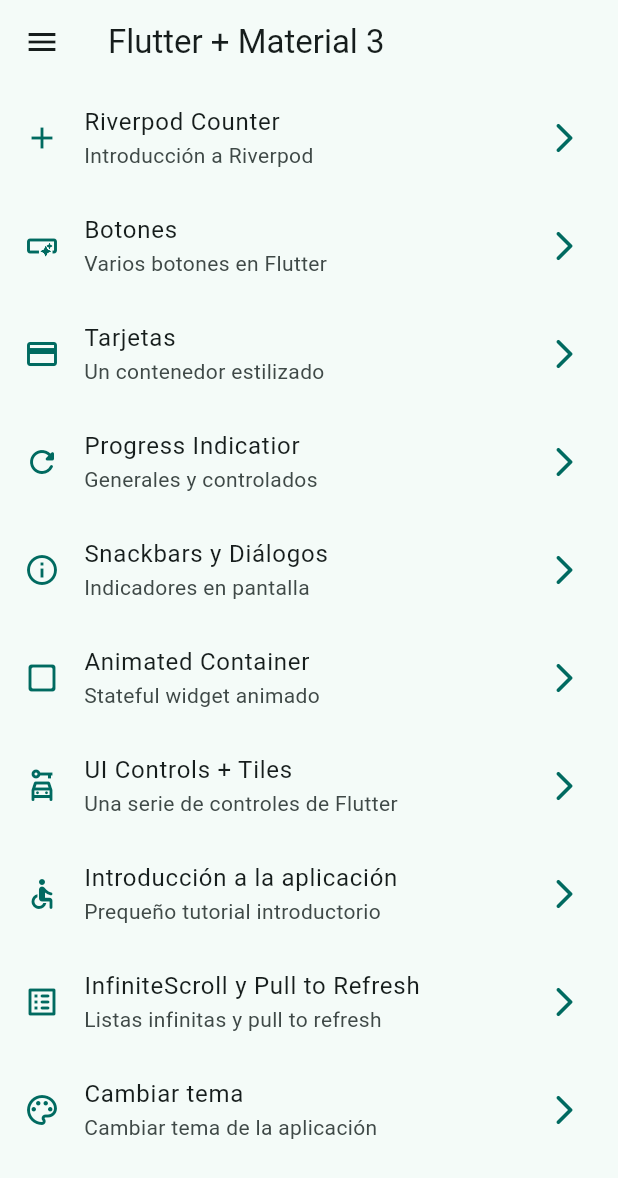
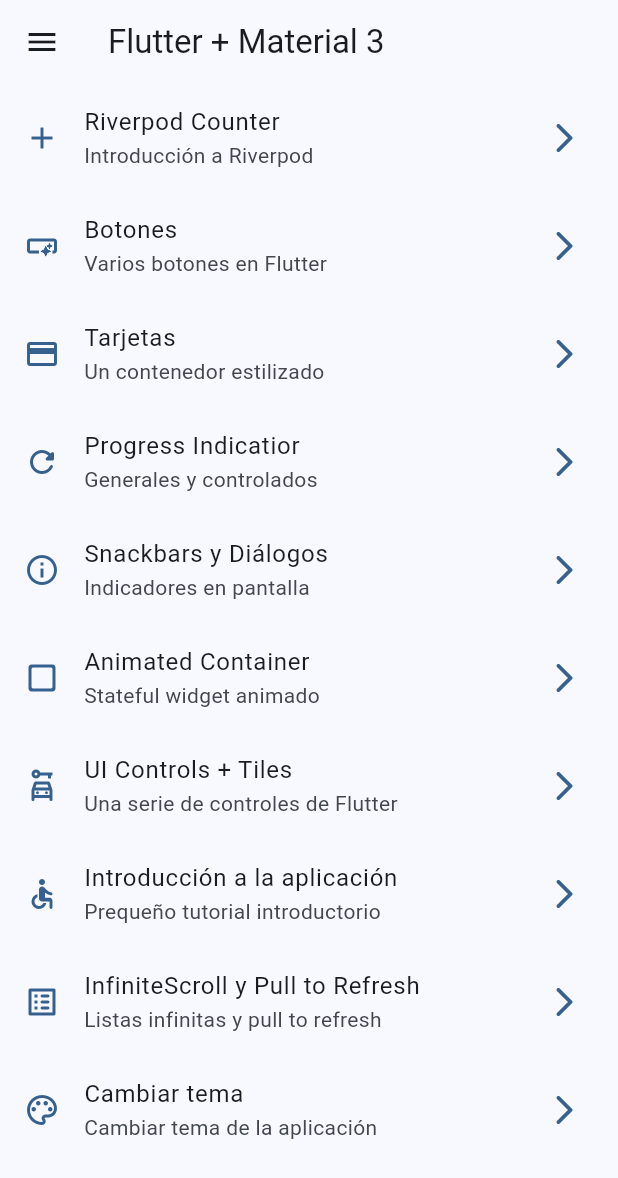
Before and after one commit to javikuma/widgets_app, a Flutter app: the screen it shows after launch, on a phone screen of 412 x 824 dp. Shown: the top 1178 px of the screen. Run offline on Flutter 3.47's test engine with Material 3 defaults, Android fonts, the phone set to English and light mode, and no system bars; our stand-ins replace animate_do, flutter_riverpod, go_router.

Commit message:
statenotifier implementado

```diff
--- a/lib/config/theme/app_theme.dart
+++ b/lib/config/theme/app_theme.dart
@@ -29,8 +29,7 @@ class AppTheme {
   AppTheme({
     this.selectedColor = 0,
     this.isDarkmode = false,
-  })
-      : assert(selectedColor >= 0, 'SelectedColor must be greater than 0'),
+  })  : assert(selectedColor >= 0, 'SelectedColor must be greater than 0'),
         assert(selectedColor < colorList.length,
             'SelectedColor must be less than ${colorList.length - 1}');
 
@@ -42,4 +41,14 @@ class AppTheme {
           centerTitle: false,
         ),
       );
+
+  // copyWith es un método de Flutter que permite clonar un objeto y modificar sus propiedades.
+  // 👇 Devuelve una nueva instancia de AppTheme
+  AppTheme copyWith({
+    int? selectedColor,
+    bool? isDarkmode,
+  }) => AppTheme(
+    selectedColor: selectedColor ?? this.selectedColor,
+    isDarkmode: isDarkmode ?? this.isDarkmode,
+  );
 }
--- a/lib/main.dart
+++ b/lib/main.dart
@@ -14,14 +14,17 @@ class MainApp extends ConsumerWidget {
   @override
   Widget build(BuildContext context, WidgetRef ref) {
 
-    final int selectedColor = ref.watch(selectedColorProvider);
-    final bool isDarkmode = ref.watch(isDarkmodeProvider);
+    // final int selectedColor = ref.watch(selectedColorProvider);
+    // final bool isDarkmode = ref.watch(isDarkmodeProvider);
+
+    final AppTheme appTheme = ref.watch(themeNotifierProvider);
 
     return MaterialApp.router(
       title: 'Flutter Widgets',
       routerConfig: appRouter,
       debugShowCheckedModeBanner: false,
-      theme: AppTheme(selectedColor: selectedColor, isDarkmode: isDarkmode).getTheme(),
+      // theme: AppTheme(selectedColor: selectedColor, isDarkmode: isDarkmode).getTheme(),
+      theme: appTheme.getTheme(),
     );
   }
 }
--- a/lib/presentation/providers/theme_provider.dart
+++ b/lib/presentation/providers/theme_provider.dart
@@ -9,3 +9,23 @@ final isDarkmodeProvider = StateProvider<bool>((ref) => false);
 
 // un simple int
 final selectedColorProvider = StateProvider<int>((ref) => 1);
+
+// UN objeto de tipo AppTheme (custom)
+final themeNotifierProvider = StateNotifierProvider<ThemeNotifier, AppTheme>(
+  (ref) => ThemeNotifier(),
+);
+
+// Controller o Notifier
+class ThemeNotifier extends StateNotifier<AppTheme> {
+  // STATE ó estado = new AppTheme()
+  ThemeNotifier(): super(AppTheme());
+
+  void toggleDarkmode() {
+    state = state.copyWith(isDarkmode: !state.isDarkmode);
+  }
+
+  void changeColorIndex(int colorIndex) {
+    state = state.copyWith(selectedColor: colorIndex);
+  }
+
+}
```
Also changed, not shown: lib/presentation/screens/theme_changer/theme_changer_screen.dart (+9 -4 lines).
